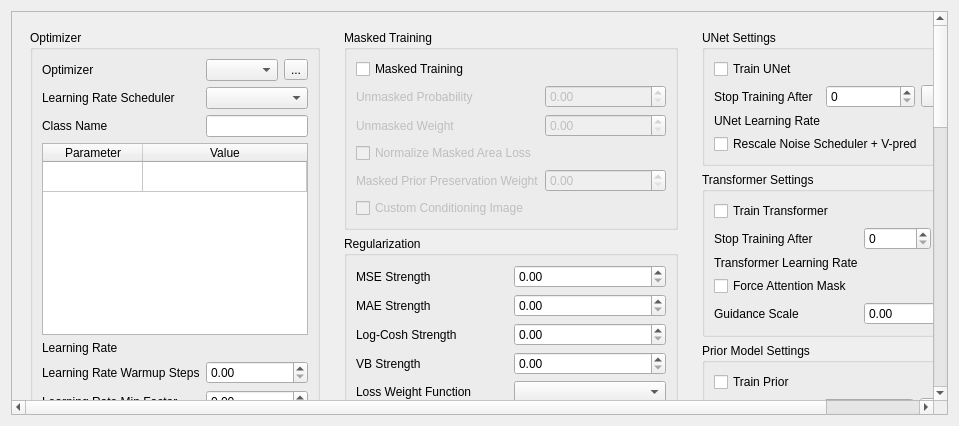
Old version of the form modules/ui/views/tabs/training.ui in the repository HashakGik/OneTrainer-QT6.
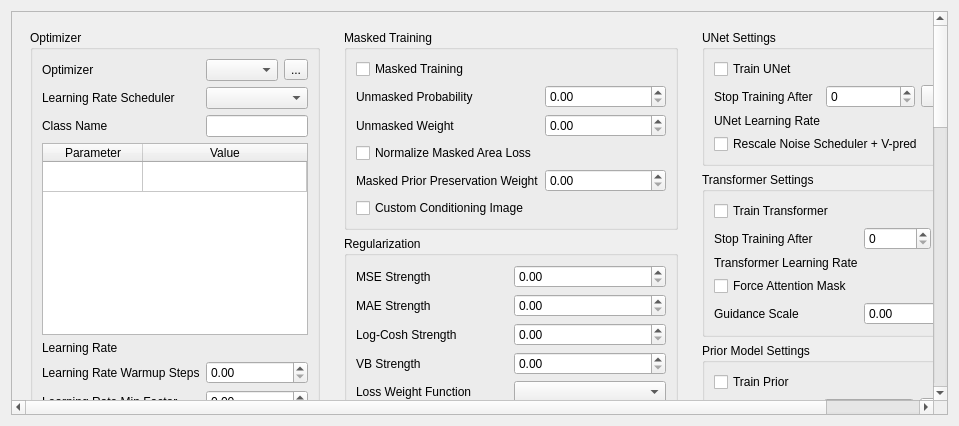
New version of the form. Custom widgets are drawn as their Qt base class.

What changed in the file:
```diff
--- a/modules/ui/views/tabs/training.ui
+++ b/modules/ui/views/tabs/training.ui
@@ -22,8 +22,8 @@
      <widget class="QWidget" name="scrollAreaWidgetContents">
       <property name="geometry">
        <rect>
-        <x>-346</x>
-        <y>-188</y>
+        <x>0</x>
+        <y>0</y>
         <width>1271</width>
         <height>1561</height>
        </rect>
@@ -39,10 +39,7 @@
             </property>
             <layout class="QGridLayout" name="gridLayout_6">
              <item row="2" column="0">
-              <widget class="QLabel" name="label_24">
-               <property name="enabled">
-                <bool>false</bool>
-               </property>
+              <widget class="QLabel" name="unmaskedWeightLbl">
                <property name="text">
                 <string>Unmasked Weight</string>
                </property>
@@ -53,9 +50,6 @@
              </item>
              <item row="2" column="1">
               <widget class="QDoubleSpinBox" name="unmaskedWeightSbx">
-               <property name="enabled">
-                <bool>false</bool>
-               </property>
                <property name="toolTip">
                 <string>When masked training is enabled, specifies the loss weight of areas outside the masked region</string>
                </property>
@@ -65,10 +59,7 @@
               </widget>
              </item>
              <item row="4" column="0">
-              <widget class="QLabel" name="label_25">
-               <property name="enabled">
-                <bool>false</bool>
-               </property>
+              <widget class="QLabel" name="maskedPriorPreservationLbl">
                <property name="text">
                 <string>Masked Prior Preservation Weight</string>
                </property>
@@ -79,9 +70,6 @@
              </item>
              <item row="4" column="1">
               <widget class="QDoubleSpinBox" name="maskedPriorPreservationSbx">
-               <property name="enabled">
-                <bool>false</bool>
-               </property>
                <property name="toolTip">
                 <string>Preserves regions outside the mask using the original untrained model output as a target. Only available for LoRA training. If enabled, use a low unmasked weight</string>
                </property>
@@ -91,10 +79,7 @@
               </widget>
              </item>
              <item row="1" column="0">
-              <widget class="QLabel" name="label_23">
-               <property name="enabled">
-                <bool>false</bool>
-               </property>
+              <widget class="QLabel" name="unmaskedProbabilityLbl">
                <property name="text">
                 <string>Unmasked Probability</string>
                </property>
@@ -105,9 +90,6 @@
              </item>
              <item row="1" column="1">
               <widget class="QDoubleSpinBox" name="unmaskedProbabilitySbx">
-               <property name="enabled">
-                <bool>false</bool>
-               </property>
                <property name="toolTip">
                 <string>When masked training is enabled, specifies the number of training steps done on unmasked samples</string>
                </property>
@@ -121,9 +103,6 @@
              </item>
              <item row="5" column="0" colspan="2">
               <widget class="QCheckBox" name="customConditioningImageCbx">
-               <property name="enabled">
-                <bool>false</bool>
-               </property>
                <property name="toolTip">
                 <string>&lt;html&gt;&lt;head/&gt;&lt;body&gt;&lt;p&gt;When custom conditioning image is enabled, will use png postfix with -condlabel instead of automatically generated. It's suitable for special scenarios, such as object removal, allowing the model to learn a certain behavior concept&lt;/p&gt;&lt;/body&gt;&lt;/html&gt;</string>
                </property>
@@ -134,9 +113,6 @@
              </item>
              <item row="3" column="0" colspan="2">
               <widget class="QCheckBox" name="normalizeMaskedAreaCbx">
-               <property name="enabled">
-                <bool>false</bool>
-               </property>
                <property name="toolTip">
                 <string>When masked training is enabled, normalizes the loss for each sample based on the sizes of the masked region</string>
                </property>
```
Left out of the diff: 2 changed lines with no effect on the pictures.
